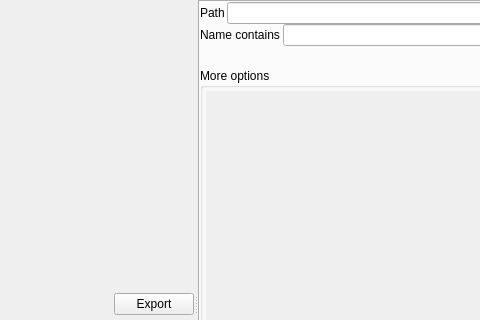
Qt form ui/gui/resources/search.ui (halbbob/dff) before a commit; both pictures show x 84 to 564 and y 0 to 320 of the 840 by 608 pixel window.
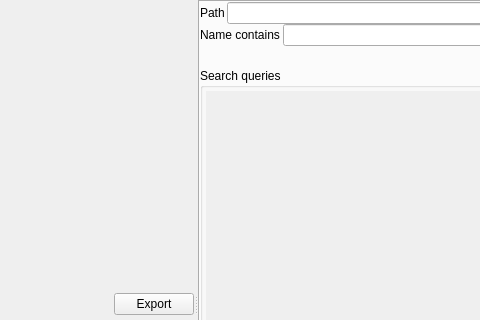
The same form after that commit. Icons and pictures are not drawn.

Patch:
```diff
--- a/ui/gui/resources/search.ui
+++ b/ui/gui/resources/search.ui
@@ -201,7 +201,7 @@
           <item>
            <widget class="QGroupBox" name="advOptBox">
             <property name="title">
-             <string>More options</string>
+             <string>Search queries</string>
             </property>
             <property name="alignment">
              <set>Qt::AlignLeading|Qt::AlignLeft|Qt::AlignTop</set>
```
Left out of the diff: 9 changed lines with no effect on the pictures.
